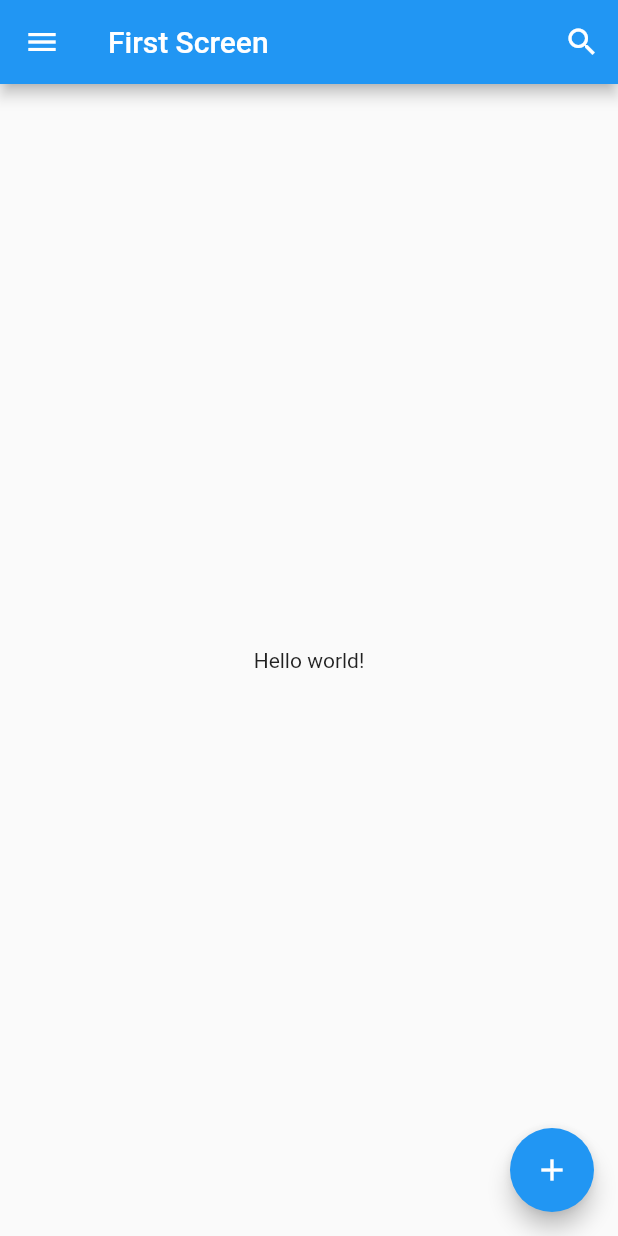
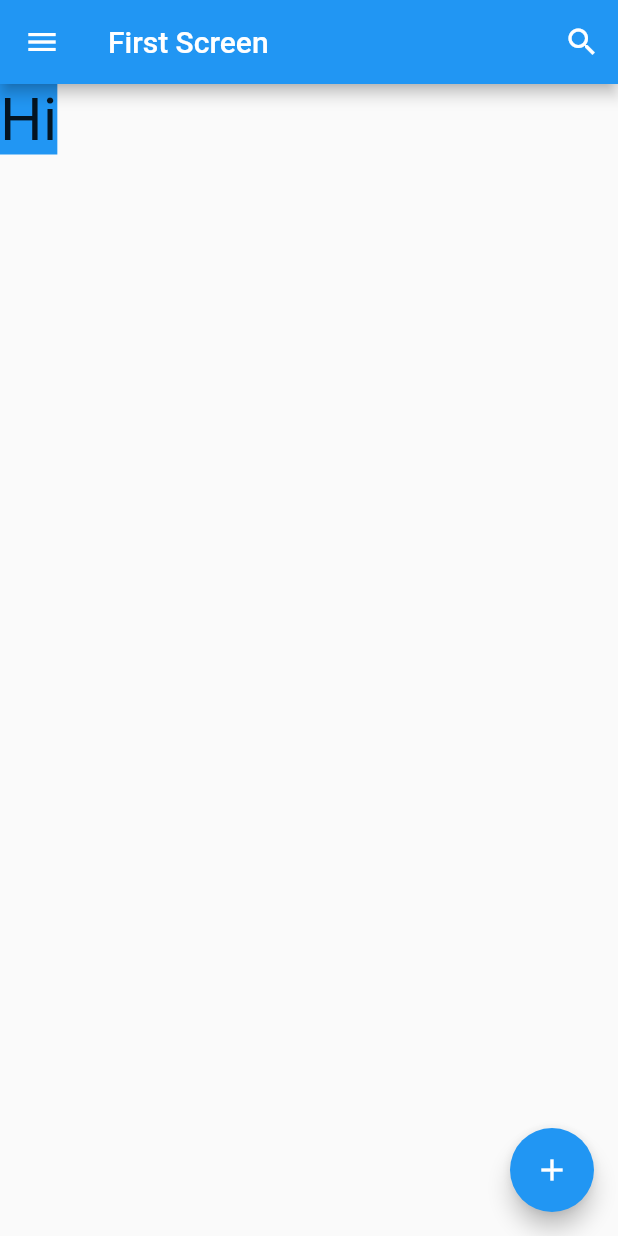
Before and after one commit to danamulyana/belajar-flutter-dasar, a Flutter app: the screen it shows after launch, on a phone screen of 412 x 824 dp. Run offline on Flutter 3.47's test engine with Material 2 defaults, Android fonts, the light colour scheme and no system bars.

Commit message:
pengenalan container

```diff
--- a/lib/main.dart
+++ b/lib/main.dart
@@ -43,8 +43,12 @@ class FirstScreen extends StatelessWidget{
           onPressed: (){},
         ),
       ),
-      body: const Center(
-        child: Text('Hello world!'),
+      body: Container(
+        color: Colors.blue,
+        child: const Text(
+            'Hi',
+            style: TextStyle(fontSize: 40),
+        ),
       ),
       floatingActionButton: FloatingActionButton(
         child: const Icon(Icons.add),
```
